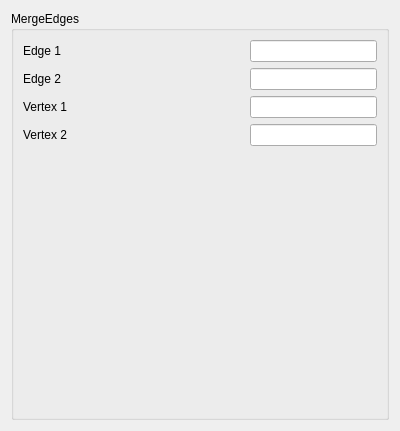
SalomePlatform/hexablock, file src/HEXABLOCKGUI/MergeEdges_QTD.ui: the form before one commit.
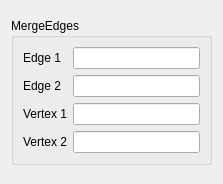
The form after the commit.

Commit message: Merge from V6_main (04/10/2012)

The edit to the form file:
```diff
--- a/src/HEXABLOCKGUI/MergeEdges_QTD.ui
+++ b/src/HEXABLOCKGUI/MergeEdges_QTD.ui
@@ -6,8 +6,8 @@
    <rect>
     <x>0</x>
     <y>0</y>
-    <width>400</width>
-    <height>431</height>
+    <width>215</width>
+    <height>184</height>
    </rect>
   </property>
   <property name="windowTitle">
@@ -16,24 +16,79 @@
   <layout class="QVBoxLayout" name="verticalLayout_2">
    <item>
     <widget class="QGroupBox" name="groupBox">
+     <property name="sizePolicy">
+      <sizepolicy hsizetype="Preferred" vsizetype="Fixed">
+       <horstretch>0</horstretch>
+       <verstretch>0</verstretch>
+      </sizepolicy>
+     </property>
      <property name="title">
       <string>MergeEdges</string>
      </property>
-     <layout class="QVBoxLayout" name="verticalLayout">
-      <item>
-       <layout class="QHBoxLayout" name="horizontalLayout">
-        <item>
+     <layout class="QFormLayout" name="formLayout">
+      <item row="0" column="0">
          <widget class="QLabel" name="label">
           <property name="text">
            <string>Edge 1</string>
           </property>
          </widget>
         </item>
-        <item>
+      <item row="0" column="1">
          <widget class="QLineEdit" name="e0_le">
+        <property name="sizePolicy">
+         <sizepolicy hsizetype="Minimum" vsizetype="Fixed">
+          <horstretch>0</horstretch>
+          <verstretch>0</verstretch>
+         </sizepolicy>
+        </property>
           <property name="maximumSize">
+         <size>
+          <width>16777215</width>
+          <height>16777215</height>
+         </size>
+        </property>
+        <property name="readOnly">
+         <bool>false</bool>
+        </property>
+       </widget>
+      </item>
+      <item row="2" column="1">
+       <widget class="QLineEdit" name="e1_le">
+        <property name="maximumSize">
+         <size>
+          <width>16777215</width>
+          <height>16777215</height>
+         </size>
+        </property>
+        <property name="readOnly">
+         <bool>false</bool>
+        </property>
+       </widget>
+      </item>
+      <item row="4" column="1">
+       <widget class="QLineEdit" name="v0_le">
+        <property name="maximumSize">
+         <size>
+          <width>16777215</width>
+          <height>16777215</height>
+         </size>
+        </property>
+        <property name="readOnly">
+         <bool>false</bool>
+        </property>
+       </widget>
+      </item>
+      <item row="6" column="1">
+       <widget class="QLineEdit" name="v1_le">
+        <property name="minimumSize">
            <size>
             <width>127</width>
+          <height>0</height>
+         </size>
+        </property>
+        <property name="maximumSize">
+         <size>
+          <width>16777215</width>
             <height>16777215</height>
            </size>
           </property>
@@ -42,98 +97,26 @@
           </property>
          </widget>
         </item>
-       </layout>
-      </item>
-      <item>
-       <layout class="QHBoxLayout" name="horizontalLayout_2">
-        <item>
+      <item row="2" column="0">
          <widget class="QLabel" name="label_2">
           <property name="text">
            <string>Edge 2</string>
           </property>
          </widget>
         </item>
-        <item>
-         <widget class="QLineEdit" name="e1_le">
-          <property name="maximumSize">
-           <size>
-            <width>127</width>
-            <height>16777215</height>
-           </size>
-          </property>
-          <property name="readOnly">
-           <bool>false</bool>
-          </property>
-         </widget>
-        </item>
-       </layout>
-      </item>
-      <item>
-       <layout class="QHBoxLayout" name="horizontalLayout_3">
-        <item>
+      <item row="4" column="0">
          <widget class="QLabel" name="label_3">
           <property name="text">
            <string>Vertex 1</string>
           </property>
          </widget>
         </item>
-        <item>
-         <widget class="QLineEdit" name="v0_le">
-          <property name="maximumSize">
-           <size>
-            <width>127</width>
-            <height>16777215</height>
-           </size>
-          </property>
-          <property name="readOnly">
-           <bool>false</bool>
-          </property>
-         </widget>
-        </item>
-       </layout>
-      </item>
-      <item>
-       <layout class="QHBoxLayout" name="horizontalLayout_4">
-        <item>
+      <item row="6" column="0">
          <widget class="QLabel" name="label_4">
           <property name="text">
            <string>Vertex 2</string>
           </property>
          </widget>
-        </item>
-        <item>
-         <widget class="QLineEdit" name="v1_le">
-          <property name="minimumSize">
-           <size>
-            <width>127</width>
-            <height>0</height>
-           </size>
-          </property>
-          <property name="maximumSize">
-           <size>
-            <width>127</width>
-            <height>16777215</height>
-           </size>
-          </property>
-          <property name="readOnly">
-           <bool>false</bool>
-          </property>
-         </widget>
-        </item>
-       </layout>
-      </item>
-      <item>
-       <spacer name="verticalSpacer">
-        <property name="orientation">
-         <enum>Qt::Vertical</enum>
-        </property>
-        <property name="sizeHint" stdset="0">
-         <size>
-          <width>20</width>
-          <height>220</height>
-         </size>
-        </property>
-       </spacer>
       </item>
      </layout>
     </widget>
```
Lines whose indentation alone changed are shown as unchanged. The commit also changes 105 other files.
